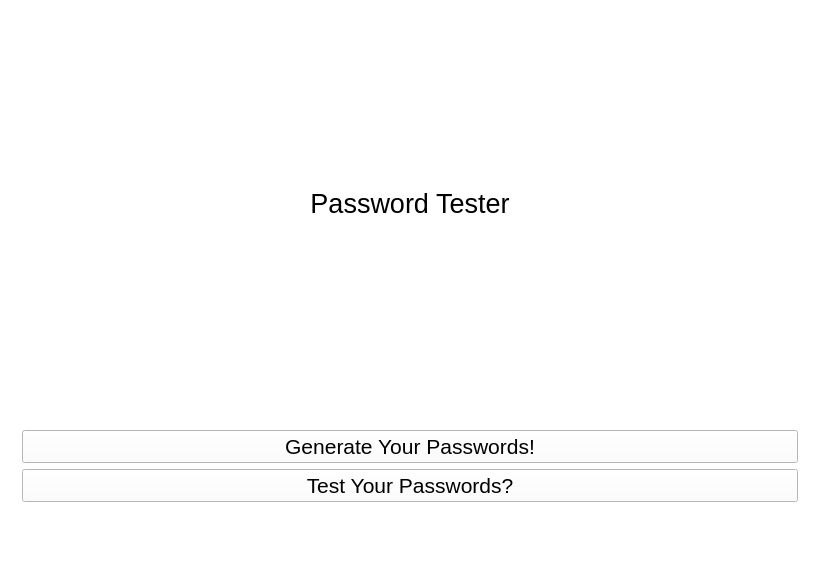
Before: the Qt Designer form mainwindow.ui in hodgins96/Alternate-password-scheme, drawn with Qt 5.
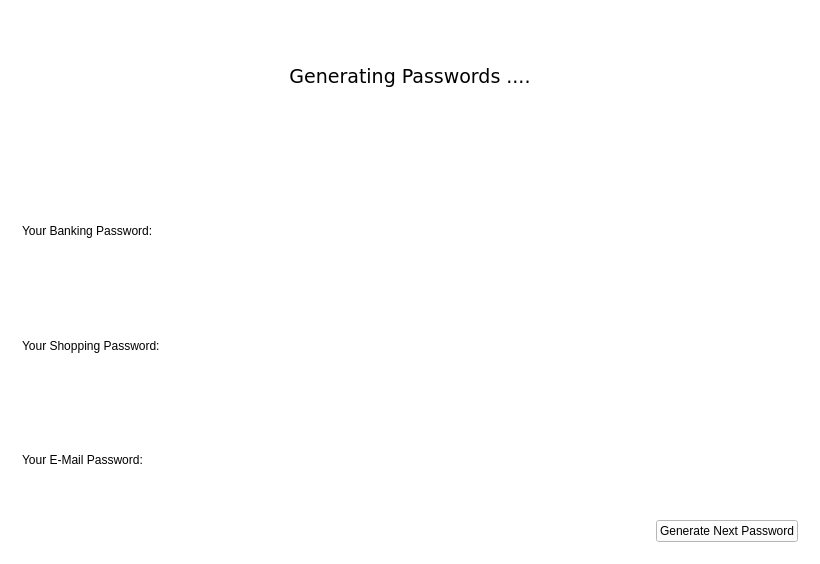
After: the same form once the commit is applied. The open tabs and pages were chosen to show the change.

Commit message: Woot WOot Added gen of password

The edit to the form file:
```diff
--- a/mainwindow.ui
+++ b/mainwindow.ui
@@ -104,6 +104,88 @@
         </item>
        </layout>
       </widget>
+      <widget class="QWidget" name="GenPassPage">
+       <layout class="QVBoxLayout" name="verticalLayout_4">
+        <item>
+         <widget class="QLabel" name="label_4">
+          <property name="font">
+           <font>
+            <family>DejaVu Sans</family>
+            <pointsize>14</pointsize>
+           </font>
+          </property>
+          <property name="text">
+           <string>Generating Passwords ....</string>
+          </property>
+          <property name="alignment">
+           <set>Qt::AlignCenter</set>
+          </property>
+         </widget>
+        </item>
+        <item>
+         <spacer name="verticalSpacer_3">
+          <property name="orientation">
+           <enum>Qt::Vertical</enum>
+          </property>
+          <property name="sizeType">
+           <enum>QSizePolicy::Minimum</enum>
+          </property>
+          <property name="sizeHint" stdset="0">
+           <size>
+            <width>20</width>
+            <height>40</height>
+           </size>
+          </property>
+         </spacer>
+        </item>
+        <item>
+         <widget class="QLabel" name="label_5">
+          <property name="text">
+           <string>Your Banking Password:</string>
+          </property>
+         </widget>
+        </item>
+        <item>
+         <layout class="QHBoxLayout" name="passLayout_1"/>
+        </item>
+        <item>
+         <widget class="QLabel" name="label_6">
+          <property name="text">
+           <string>Your Shopping Password:</string>
+          </property>
+         </widget>
+        </item>
+        <item>
+         <layout class="QHBoxLayout" name="passLayout_2"/>
+        </item>
+        <item>
+         <widget class="QLabel" name="label_7">
+          <property name="text">
+           <string>Your E-Mail Password:</string>
+          </property>
+         </widget>
+        </item>
+        <item>
+         <layout class="QHBoxLayout" name="passLayout_3"/>
+        </item>
+        <item>
+         <widget class="QPushButton" name="pushButton_5">
+          <property name="sizePolicy">
+           <sizepolicy hsizetype="Fixed" vsizetype="Fixed">
+            <horstretch>0</horstretch>
+            <verstretch>0</verstretch>
+           </sizepolicy>
+          </property>
+          <property name="layoutDirection">
+           <enum>Qt::RightToLeft</enum>
+          </property>
+          <property name="text">
+           <string>Generate Next Password</string>
+          </property>
+         </widget>
+        </item>
+       </layout>
+      </widget>
       <widget class="QWidget" name="EnterPassPage">
        <layout class="QVBoxLayout" name="verticalLayout_2">
         <item>
```
The commit also changes 4 other files.
